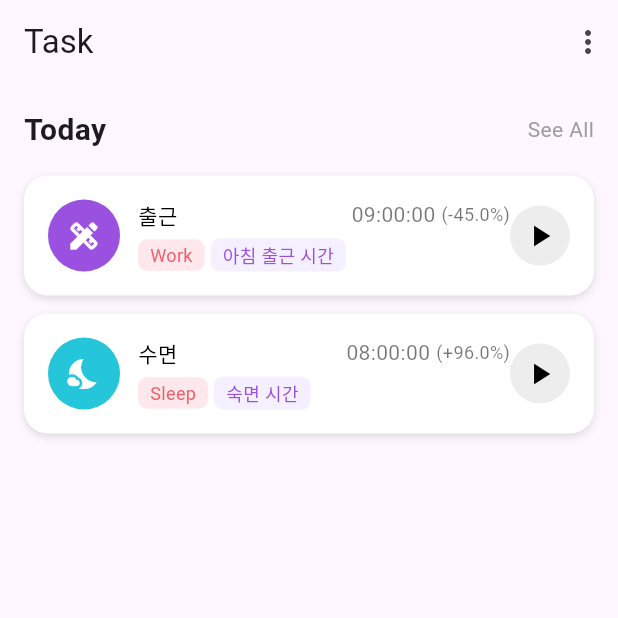
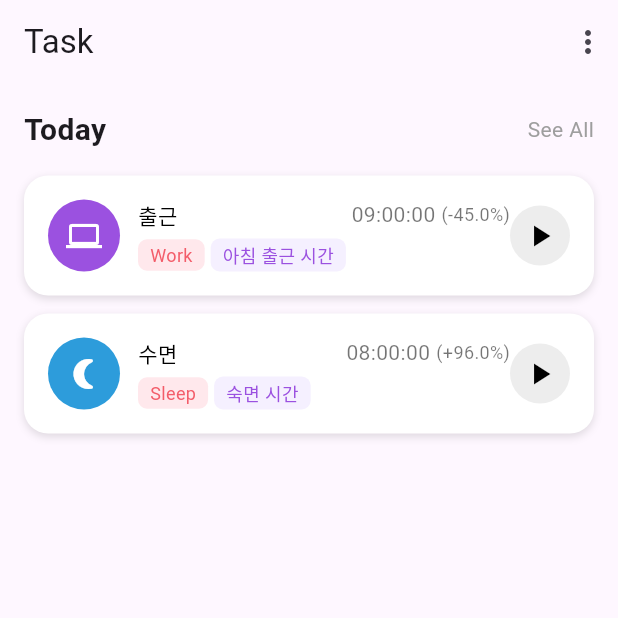
Before and after one commit to bytebird96/life_battery, a Flutter app: the TaskScreen screen opened by its route, on a phone screen of 412 x 824 dp, the top half of it. Run offline on Flutter 3.47's test engine with Material 3 defaults, Android fonts, the phone set to English and light mode, and no system bars; our stand-ins replace drift, flutter_local_notifications, flutter_map, flutter_riverpod, geolocator, go_router and 5 more; missing offline and left inert: geofence_service; accounts and stored records are empty; generated files the repository leaves out were written again.

Commit message:
feat : 작업 화면 아이콘과 색상 동기화

```diff
--- a/lib/features/task/task_screen.dart
+++ b/lib/features/task/task_screen.dart
@@ -9,6 +9,8 @@ import '../../data/repositories.dart';
 import '../event/edit_event_screen.dart';
 import '../home/battery_controller.dart';
 import '../../services/notifications.dart';
+import '../event/event_colors.dart'; // 이벤트에 저장된 색상 키를 실제 색상으로 변환하는 헬퍼
+import '../event/event_icons.dart'; // 이벤트에 저장된 아이콘 키를 실제 아이콘으로 변환하는 헬퍼
 
 /// 실행 중인 일정과 전체 일정을 보여주는 화면
 ///
@@ -343,9 +345,11 @@ class _SimpleEventTile extends StatelessWidget {
     final typeTag =
         event.type.name[0].toUpperCase() + event.type.name.substring(1);
 
-    // 일정 타입별 아이콘과 배경색 정의
-    final iconData = _iconFor(event.type);
-    final iconBg = _iconBg(event.type);
+    // ------------------------------ 아이콘/색상 매칭 ------------------------------
+    // 홈 화면과 동일하게, 사용자가 일정 생성 시 선택한 아이콘/색상을 그대로 사용한다.
+    // 초보자도 이해할 수 있도록 "아이콘은 iconName, 색상은 colorName"에서 가져온다는 점을 명시한다.
+    final iconData = iconDataFromName(event.iconName); // 아이콘 식별자 -> 실제 아이콘 데이터
+    final iconBg = colorFromName(event.colorName); // 색상 식별자 -> 실제 배경색
 
     return Container(
       padding: const EdgeInsets.all(16),
@@ -367,10 +371,13 @@ class _SimpleEventTile extends StatelessWidget {
             width: 48,
             height: 48,
             decoration: BoxDecoration(
-              color: iconBg,
+              color: iconBg, // 선택한 색상으로 둥근 배경을 채워 홈 화면과 동일하게 보이도록 처리
               shape: BoxShape.circle,
             ),
-            child: Icon(iconData, color: Colors.white),
+            child: Icon(
+              iconData,
+              color: Colors.white,
+            ), // 둥근 배경 위에 흰색 아이콘을 배치하여 시각적으로 통일감을 준다.
           ),
           const SizedBox(width: 12),
           Expanded(
@@ -459,33 +466,6 @@ class _SimpleEventTile extends StatelessWidget {
     return '$sign${change.toStringAsFixed(1)}%';
   }
 
-  // 일정 타입별 아이콘 결정
-  IconData _iconFor(EventType type) {
-    switch (type) {
-      case EventType.work:
-        return Icons.design_services; // 작업
-      case EventType.rest:
-        return Icons.self_improvement; // 휴식
-      case EventType.sleep:
-        return Icons.nights_stay; // 수면
-      case EventType.neutral:
-        return Icons.hourglass_bottom; // 기타
-    }
-  }
-
-  // 일정 타입별 배경색 결정
-  Color _iconBg(EventType type) {
-    switch (type) {
-      case EventType.work:
-        return const Color(0xFF9B51E0); // 보라색
-      case EventType.rest:
-        return const Color(0xFFFF8748); // 주황색
-      case EventType.sleep:
-        return const Color(0xFF26C6DA); // 파란색
-      case EventType.neutral:
-        return const Color(0xFF6FCF97); // 초록색
-    }
-  }
 }
 
 /// 태그를 예쁘게 보여주는 말풍선 위젯
```
